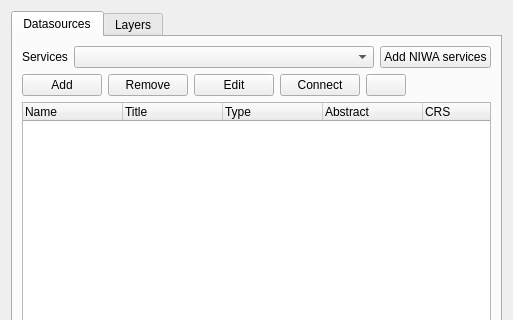
mhugent/QGIS, file src/plugins/web_data/webdatadialogbase.ui: the form before one commit; both pictures show x 0 to 513 and y 0 to 320 of the 513 by 466 pixel window.
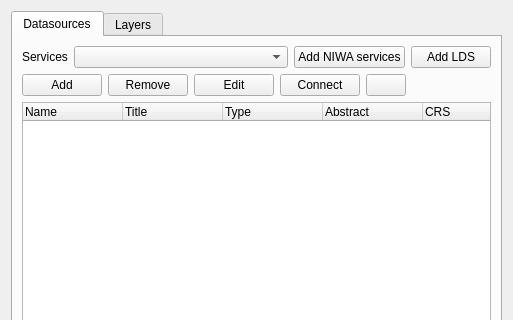
The form after the commit. The open tabs and pages were chosen to show the change. Icons and pictures are not drawn.

Commit message: Add button for LINZ datasources

Patch:
```diff
--- a/src/plugins/web_data/webdatadialogbase.ui
+++ b/src/plugins/web_data/webdatadialogbase.ui
@@ -65,6 +65,19 @@
            </property>
           </widget>
          </item>
+         <item>
+          <widget class="QPushButton" name="mAddLINZServicesButton">
+           <property name="sizePolicy">
+            <sizepolicy hsizetype="Fixed" vsizetype="Fixed">
+             <horstretch>0</horstretch>
+             <verstretch>0</verstretch>
+            </sizepolicy>
+           </property>
+           <property name="text">
+            <string>Add LDS</string>
+           </property>
+          </widget>
+         </item>
         </layout>
        </item>
        <item row="1" column="0">
```
Left out of the diff: 16 changed lines with no effect on the pictures. The commit also changes 2 other files.
